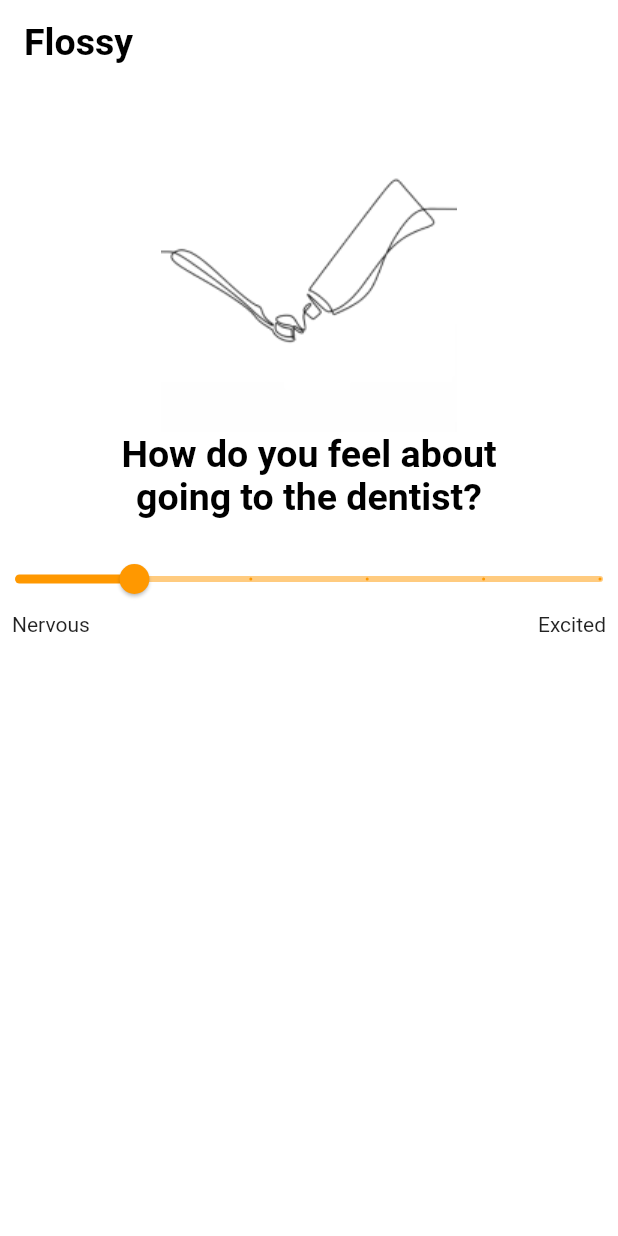
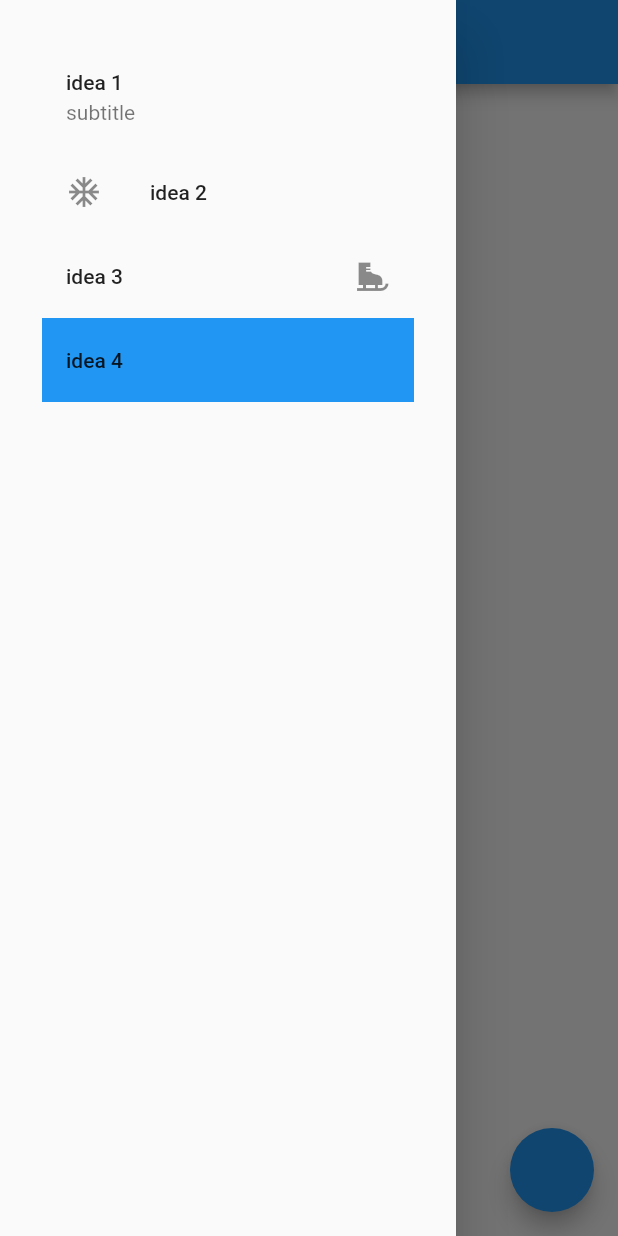
Before and after one commit to jtmuller5/flutter_practice, a Flutter app: the screen it shows after launch, with the side drawer open (before the commit the screen has no drawer), on a phone screen of 412 x 824 dp. Run offline on Flutter 3.47's test engine with Material 2 defaults, Android fonts, the phone set to English and light mode, and no system bars; our stand-ins replace google_fonts, stacked.

Commit message:
more work

```diff
--- /dev/null
+++ b/lib/drawer/drawer_list.dart
@@ -0,0 +1,46 @@
+import 'package:flutter/material.dart';
+
+class DrawerList extends StatelessWidget {
+  const DrawerList({Key? key}) : super(key: key);
+
+  @override
+  Widget build(BuildContext context) {
+    return Scaffold(
+      floatingActionButton: FloatingActionButton(
+        onPressed: () {
+          // ScaffoldMessenger.of(context).showSnackBar(SnackBar(content: Text("hello world"),));
+          ScaffoldMessenger.of(context).showMaterialBanner(
+              MaterialBanner(content: const Text("hi"), actions: [TextButton(onPressed: () {
+                ScaffoldMessenger.of(context).hideCurrentMaterialBanner();
+              }, child: Text("close"))]));
+        },
+      ),
+      appBar: AppBar(
+        title: Text("Title"),
+        automaticallyImplyLeading: true,
+      ),
+      drawer: Drawer(
+        child: ListView(padding: EdgeInsets.all(28.0), children: [
+          ListTile(title: Text("idea 1"), subtitle: Text("subtitle")),
+          const ListTile(
+            title: Text("idea 2"),
+            leading: Icon(Icons.ac_unit),
+          ),
+          const ListTile(
+            title: Text("idea 3"),
+            trailing: Icon(Icons.ice_skating),
+          ),
+          Builder(builder: (context) {
+            return ListTile(
+              title: Text("idea 4"),
+              tileColor: Colors.blue,
+              onTap: () {
+                Scaffold.of(context).closeDrawer();
+              },
+            );
+          })
+        ]),
+      ),
+    );
+  }
+}
--- a/lib/main.dart
+++ b/lib/main.dart
@@ -4,6 +4,7 @@ import 'package:flutter_practice/question_screen/question_screen_view.dart';
 import 'package:flutter_practice/slider_screen/slider_screen_view.dart';
 import 'package:google_fonts/google_fonts.dart';
 
+import 'drawer/drawer_list.dart';
 import 'more_details/more_details_view.dart';
 
 void main() {
@@ -19,9 +20,10 @@ class MyApp extends StatelessWidget {
       title: 'Flutter Demo',
       theme: ThemeData(
         primarySwatch: Colors.blue,
-      ),
-      home:  const SliderScreenView(),
+        sliderTheme: SliderThemeData(overlayShape: SliderComponentShape.noOverlay)
+        ),
 
+      home:  const DrawerList(),
 
     );
   }
--- a/lib/widget/flossy_slider.dart
+++ b/lib/widget/flossy_slider.dart
@@ -5,7 +5,8 @@ class FlossySlider extends StatefulWidget {
   final Color color;
   final String? startText;
   final String? endText;
-  const FlossySlider({Key? key, required this.onChanged, required this.color, this.startText, this.endText}) : super(key: key);
+  const FlossySlider({Key? key, required this.onChanged, required this.color, this.startText, this.endText})
+      : super(key: key);
 
   @override
   State<FlossySlider> createState() => _FlossySliderState();
@@ -18,11 +19,7 @@ class _FlossySliderState extends State<FlossySlider> {
   Widget build(BuildContext context) {
     return Column(
       children: [
-        Theme(
-          data: ThemeData(
-            sliderTheme: SliderThemeData(overlayShape: SliderComponentShape.noOverlay)
-          ),
-          child: Slider(
+        Slider(
           value: _currentSliderValue,
           max: 100,
           divisions: 5,
@@ -36,16 +33,25 @@ class _FlossySliderState extends State<FlossySlider> {
             });
           },
         ),
+        Row(
+          mainAxisAlignment: MainAxisAlignment.spaceBetween,
+          children: [
+            const Padding(
+              padding: EdgeInsets.all(1.0),
+              child: Text("Nervous", textAlign: TextAlign.start),
             ),
             Padding(
-          padding: const EdgeInsets.symmetric(horizontal: 8.0,vertical: 12),
+              padding: const EdgeInsets.all(8.0),
               child: Row(
-            mainAxisAlignment: MainAxisAlignment.spaceBetween,
-            children: [
-              Text(widget.startText ?? ""),
-              Text(widget.endText ?? ""),
+                children: const [
+                  Text(
+                    "Excited",
+                    textAlign: TextAlign.end,
+                  ),
                 ],
               ),
+            ),
+          ],
         )
       ],
     );
```
Lines whose indentation alone changed are shown as unchanged.
